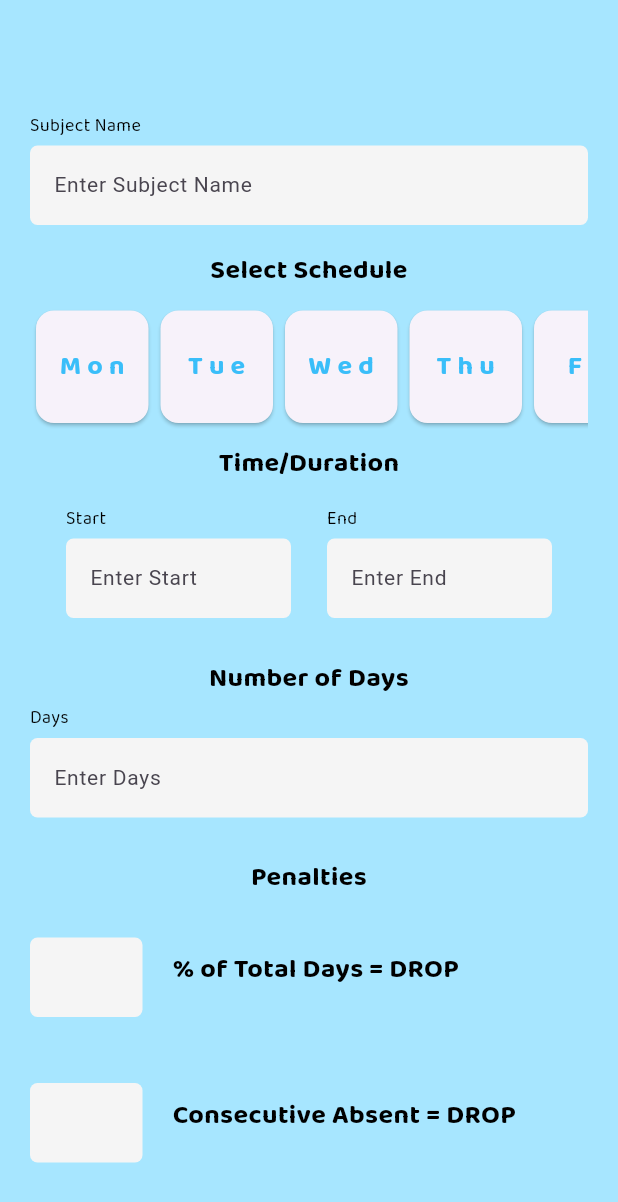
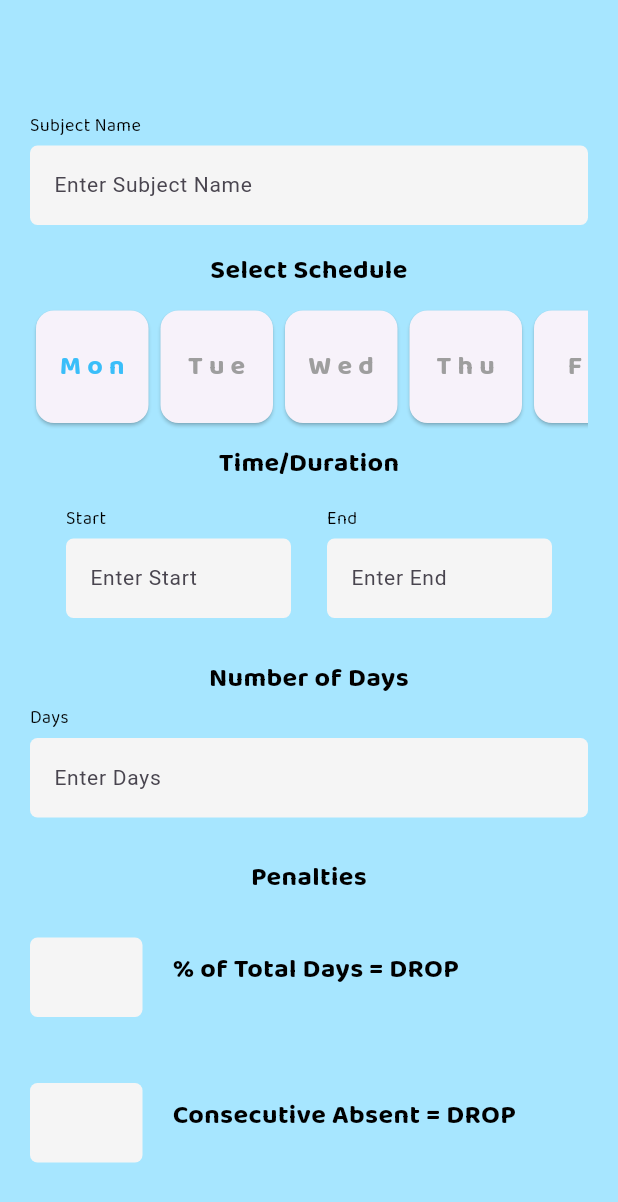
Before and after one commit to lansoyyy/attendance_checker, a Flutter app: the StartClassScreen screen opened directly, on a phone screen of 412 x 824 dp. Shown: the top 1202 px of the screen. Run offline on Flutter 3.47's test engine with Material 3 defaults, Android fonts, the phone set to English and light mode, and no system bars; our stand-ins replace cloud_firestore, firebase_auth, firebase_core, fluttertoast, local_auth; accounts and stored records are empty; Roboto replaces fonts that are missing (QRegular).

Commit message:
added start class func

```diff
--- a/lib/screens/home_screen.dart
+++ b/lib/screens/home_screen.dart
@@ -115,7 +115,9 @@ class HomeScreen extends StatelessWidget {
                         onTap: () {
                           Navigator.of(context).push(
                             MaterialPageRoute(
-                                builder: (context) => const QRScreen()),
+                                builder: (context) => QRScreen(
+                                      data: const {},
+                                    )),
                           );
                         },
                         child: Card(
--- a/lib/screens/qr_screen.dart
+++ b/lib/screens/qr_screen.dart
@@ -3,8 +3,9 @@ import 'package:attendance_checker/widgets/text_widget.dart';
 import 'package:flutter/material.dart';
 
 class QRScreen extends StatelessWidget {
-  const QRScreen({super.key});
+  dynamic data;
 
+  QRScreen({super.key, required this.data});
   @override
   Widget build(BuildContext context) {
     return Scaffold(
--- a/lib/screens/start_class_screen.dart
+++ b/lib/screens/start_class_screen.dart
@@ -1,3 +1,4 @@
+import 'package:attendance_checker/services/add_class.dart';
 import 'package:attendance_checker/utils/colors.dart';
 import 'package:attendance_checker/widgets/button_widget.dart';
 import 'package:attendance_checker/widgets/text_widget.dart';
@@ -27,6 +28,8 @@ class _StartClassScreenState extends State<StartClassScreen> {
     'Thursday',
     'Friday',
   ];
+
+  String selected = 'Monday';
   @override
   Widget build(BuildContext context) {
     return Scaffold(
@@ -55,8 +58,15 @@ class _StartClassScreenState extends State<StartClassScreen> {
                   mainAxisAlignment: MainAxisAlignment.start,
                   children: [
                     for (int i = 0; i < schedules.length; i++)
-                      Card(
-                        child: SizedBox(
+                      GestureDetector(
+                        onTap: () {
+                          setState(() {
+                            selected = schedules[i];
+                          });
+                        },
+                        child: Card(
+                          child: Container(
+                            decoration: const BoxDecoration(),
                             width: 75,
                             height: 75,
                             child: Column(
@@ -68,9 +78,12 @@ class _StartClassScreenState extends State<StartClassScreen> {
                                       '${schedules[i][0]} ${schedules[i][1]} ${schedules[i][2]}',
                                   fontSize: 18,
                                   fontFamily: 'Bold',
-                                color: primary,
+                                  color: selected == schedules[i]
+                                      ? primary
+                                      : Colors.grey,
                                 ),
                               ],
+                            ),
                           ),
                         ),
                       ),
@@ -199,6 +212,8 @@ class _StartClassScreenState extends State<StartClassScreen> {
               ButtonWidget(
                 label: 'Create',
                 onPressed: () {
+                  addClass(subname.text, selected, time1.text, time2.text,
+                      days.text, pen1.text, pen2.text, pen3.text);
                   Navigator.pop(context);
                 },
               ),
--- a/pubspec.yaml
+++ b/pubspec.yaml
@@ -43,6 +43,9 @@ dependencies:
   firebase_auth:
   get_storage:
   local_auth:
+  qr_flutter:
+  qr_code_scanner: ^1.0.0
+  flutter_barcode_scanner:
 
 dev_dependencies:
   flutter_test:
```
Also changed, not shown: lib/screens/proof_home_screen.dart (+39 -15 lines), lib/services/add_class.dart (added, +28 -0 lines), pubspec.lock. Lines whose indentation alone changed are shown as unchanged.
